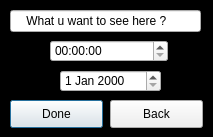
First picture: the form in QT templates/timerWindow.ui, repository readytow0rk/timer-weather, before the edit.
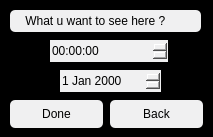
Second picture: the form after the edit.

```diff
--- a/QT templates/timerWindow.ui
+++ b/QT templates/timerWindow.ui
@@ -27,6 +27,12 @@
      <height>22</height>
     </rect>
    </property>
+   <property name="styleSheet">
+    <string notr="true">QTimeEdit {
+border-radius:25px;
+background-color:rgb(240, 240, 241)
+}</string>
+   </property>
   </widget>
   <widget class="QDateEdit" name="dateEdit">
    <property name="geometry">
@@ -37,6 +43,12 @@
      <height>22</height>
     </rect>
    </property>
+   <property name="styleSheet">
+    <string notr="true">QDateEdit{
+border-radius:52px;
+background-color:rgb(240, 240, 241)
+}</string>
+   </property>
   </widget>
   <widget class="QPushButton" name="pushButton">
    <property name="geometry">
@@ -48,8 +60,12 @@
     </rect>
    </property>
    <property name="styleSheet">
-    <string notr="true">QPushButton:hover {
-background-color:rgb(0, 255, 255);
+    <string notr="true">QPushButton{
+border-radius:5px;
+background-color:rgb(240, 240, 241)
+}
+QPushButton:hover {
+background-color:rgb(0, 244, 138);
 font-size: 20px
 }
 </string>
@@ -68,7 +84,11 @@
     </rect>
    </property>
    <property name="styleSheet">
-    <string notr="true">QPushButton:hover {
+    <string notr="true">QPushButton{
+border-radius:5px;
+background-color:rgb(240, 240, 241)
+}
+QPushButton:hover {
 background-color:rgb(0, 255, 255);
 font-size: 20px
 }
@@ -89,7 +109,8 @@
    </property>
    <property name="styleSheet">
     <string notr="true">QLineEdit {
-
+border-radius:5px;
+background-color:rgb(240, 240, 241)
 }</string>
    </property>
    <property name="text">
```
Left out of the diff: 2 changed lines with no effect on the pictures.
